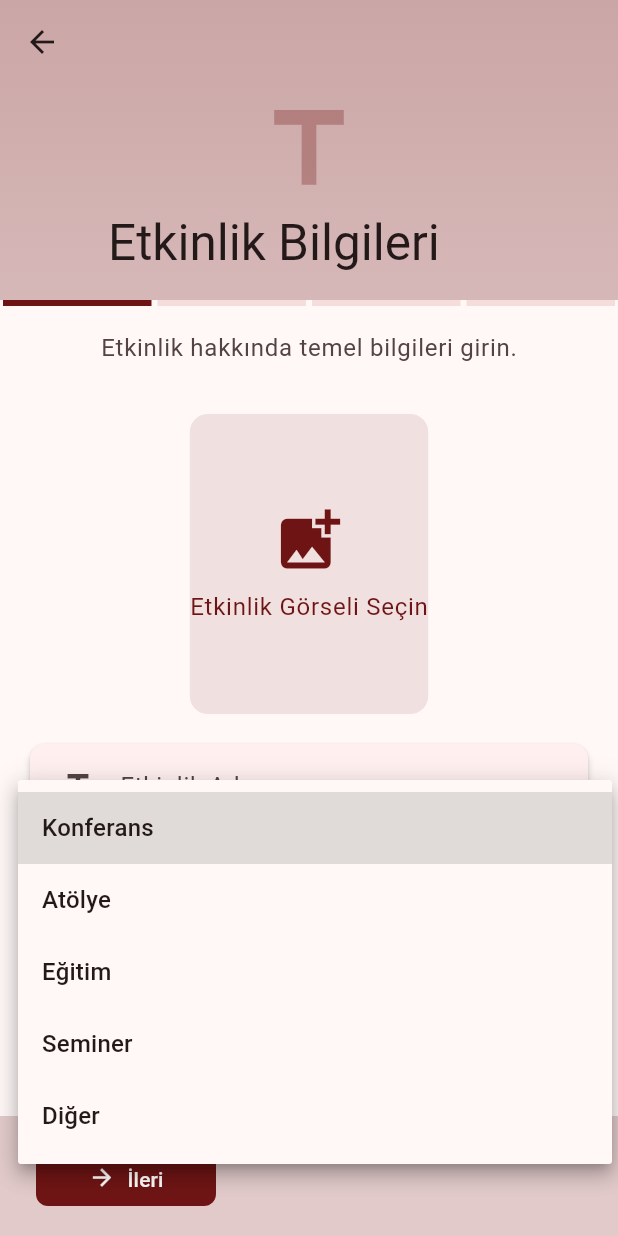
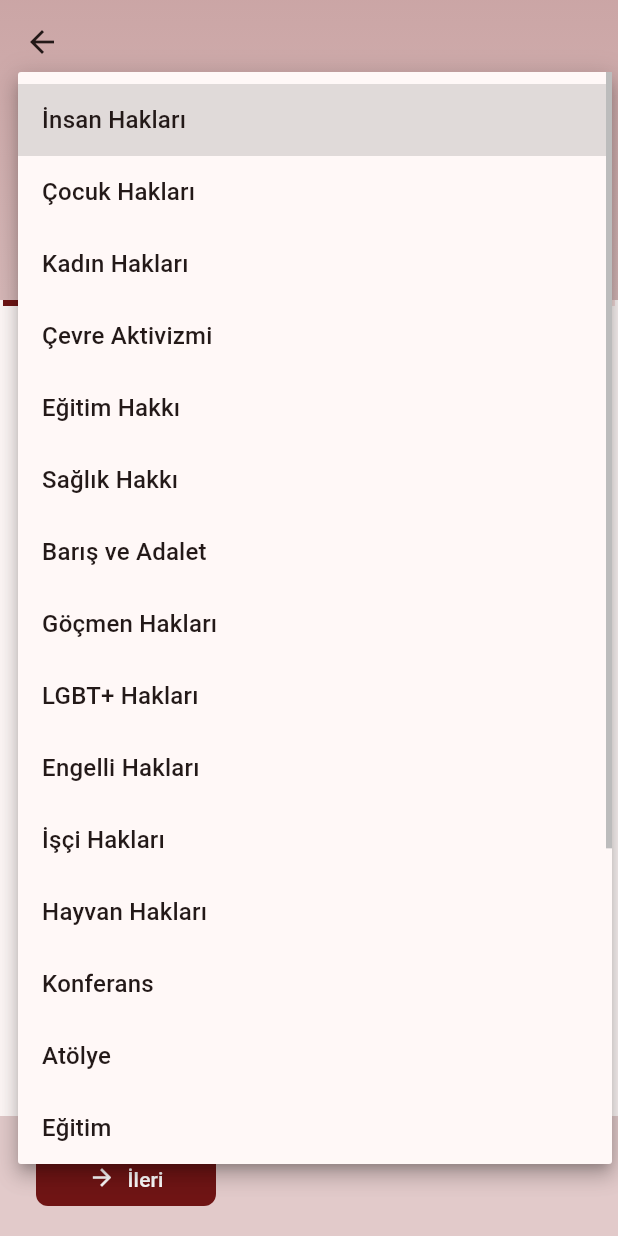
Before and after one commit to ricoglr/Linkup, a Flutter app: the AddEventScreen screen opened directly, after a tap on "Etkinlik Türü", on a phone screen of 412 x 824 dp. Run offline on Flutter 3.47's test engine with Material 3 defaults, Android fonts, the light colour scheme and no system bars; our stand-ins replace cloud_firestore, firebase_auth, firebase_core, image_picker; accounts and stored records are empty.

Commit message:
feat: form constants genişletildi
- Daha fazla etkinlik türü eklendi (İnsan Hakları, Çevre Aktivizmi, vb.)
- Validation constants eklendi
- Email ve telefon regex pattern'leri eklendi
- Form validasyonu için sabitler tanımlandı

```diff
--- a/lib/constant/form_constant.dart
+++ b/lib/constant/form_constant.dart
@@ -25,10 +25,39 @@ class FormConstants {
   ];
 
   static const eventTypes = [
+    'İnsan Hakları',
+    'Çocuk Hakları',
+    'Kadın Hakları',
+    'Çevre Aktivizmi',
+    'Eğitim Hakkı',
+    'Sağlık Hakkı',
+    'Barış ve Adalet',
+    'Göçmen Hakları',
+    'LGBT+ Hakları',
+    'Engelli Hakları',
+    'İşçi Hakları',
+    'Hayvan Hakları',
     'Konferans',
     'Atölye',
     'Eğitim',
     'Seminer',
+    'Protesto',
+    'Gösteri',
+    'Farkındalık Kampanyası',
+    'Bağış Kampanyası',
     'Diğer',
   ];
+
+  // Validation constants
+  static const int minEventNameLength = 3;
+  static const int maxEventNameLength = 100;
+  static const int minDescriptionLength = 10;
+  static const int maxDescriptionLength = 1000;
+
+  // Phone number validation regex
+  static const String phoneRegex = r'^\+?[1-9]\d{1,14}$';
+
+  // Email validation regex
+  static const String emailRegex =
+      r'^[a-zA-Z0-9._%+-]+@[a-zA-Z0-9.-]+\.[a-zA-Z]{2,}$';
 }
```
